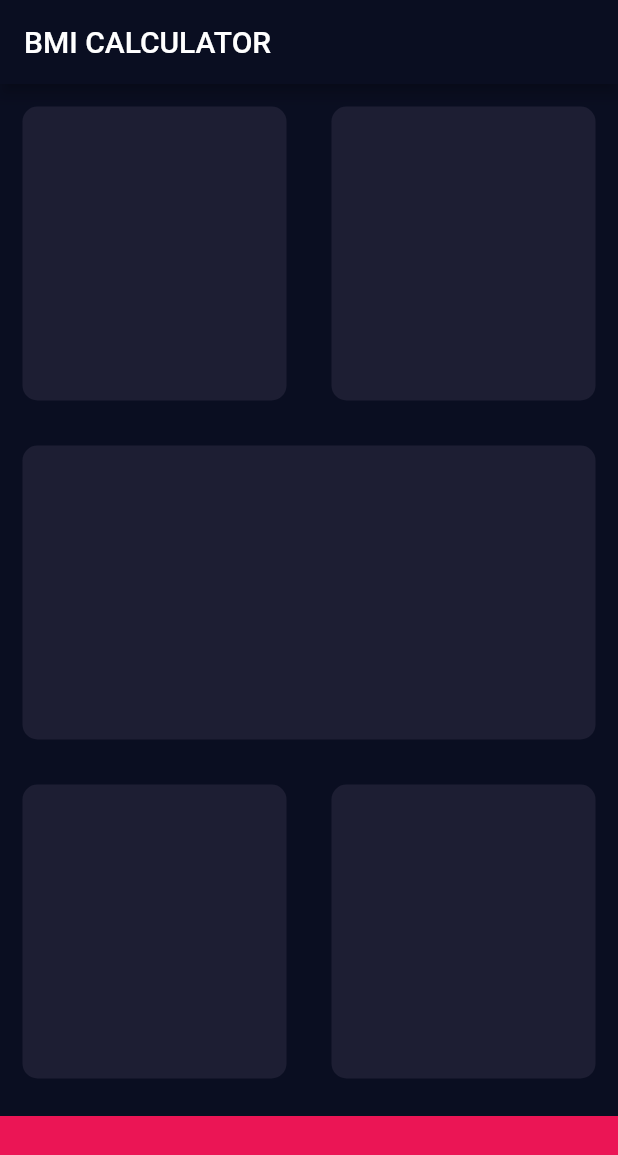
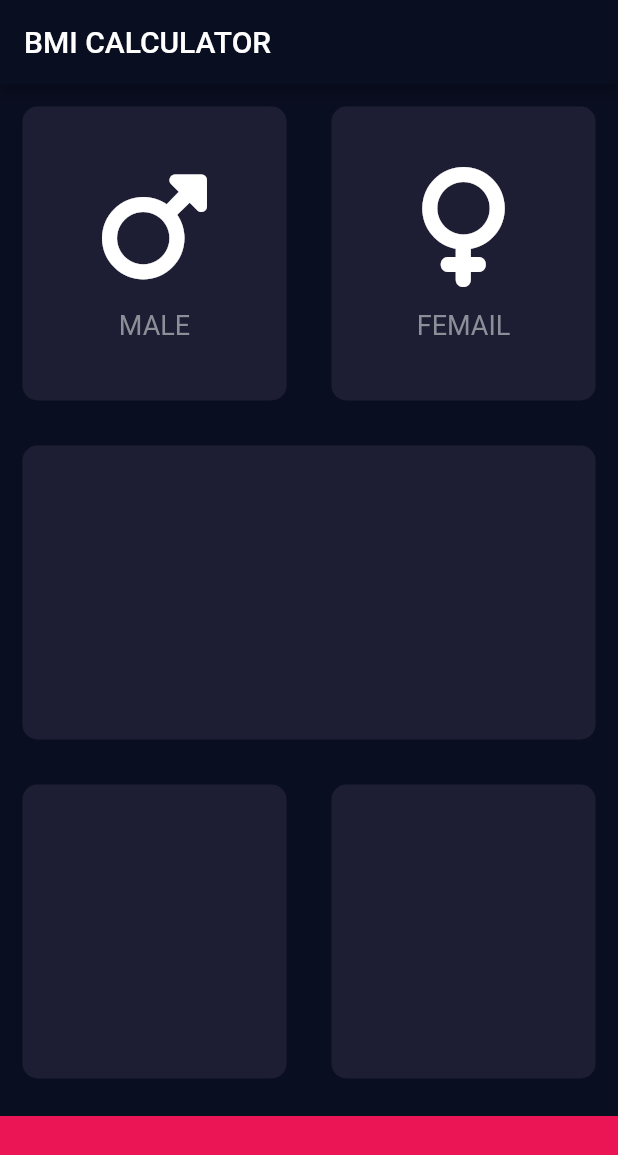
Before and after one commit to srmorteza/bmi_clalulator_flutter, a Flutter app: the screen it shows after launch, on a phone screen of 412 x 824 dp. Shown: the top 1155 px of the screen. Run offline on Flutter 3.47's test engine with Material 2 defaults, Android fonts, the phone set to English and light mode, and no system bars; our stand-ins replace font_awesome_flutter.

Commit message:
card component completed and dynamic icon and lable 1401-7-18

```diff
--- /dev/null
+++ b/lib/icon_content.dart
@@ -0,0 +1,33 @@
+import 'package:flutter/cupertino.dart';
+
+const lableTextStyle = TextStyle(
+  fontSize: 18.0,
+  color: Color(0XFF8D8E98),
+);
+
+class IconContent extends StatelessWidget {
+  IconContent({required this.icon, required this.lable});
+
+  final IconData icon;
+  final String lable;
+
+  @override
+  Widget build(BuildContext context) {
+    return Column(
+      mainAxisAlignment: MainAxisAlignment.center,
+      children: [
+        Icon(
+          icon,
+          size: 80.0,
+        ),
+        SizedBox(
+          height: 15.0,
+        ),
+        Text(
+          lable,
+          style: lableTextStyle,
+        )
+      ],
+    );
+  }
+}
--- a/lib/input_page.dart
+++ b/lib/input_page.dart
@@ -1,8 +1,14 @@
+import 'package:bmi_calculator/reuseable_card.dart';
 import 'package:flutter/material.dart';
-const buttomContainerHeight= 80.0 ;
-const activeCardColor = Color(0XFF1D1E33) ;
-const buttomContainerColor = Color(0XFFEB1555) ;
+import 'package:font_awesome_flutter/font_awesome_flutter.dart';
 
+import 'icon_content.dart';
+
+const buttomContainerHeight = 80.0;
+
+const activeCardColor = Color(0XFF1D1E33);
+
+const buttomContainerColor = Color(0XFFEB1555);
 
 class InputPage extends StatefulWidget {
   @override
@@ -22,50 +28,46 @@ class _InputPageState extends State<InputPage> {
                 child: Row(
               children: [
                 Expanded(
-                  child: ReusableCard(colour:activeCardColor,),
+                  child: ReusableCard(
+                    colour: activeCardColor,
+                    cardChild: IconContent(icon: FontAwesomeIcons.mars,lable: 'MALE',),
+                  ),
                 ),
                 Expanded(
-                  child: ReusableCard(colour:activeCardColor,),
+                  child: ReusableCard(
+                    colour: activeCardColor,
+                    cardChild: IconContent(icon: FontAwesomeIcons.venus,lable: 'FEMAIL',),
+                  ),
                 )
               ],
             )),
             Expanded(
-              child: ReusableCard(colour:activeCardColor,),
+              child: ReusableCard(
+                colour: activeCardColor,
+              ),
             ),
             Expanded(
                 child: Row(
               children: [
                 Expanded(
-                  child: ReusableCard(colour:activeCardColor,),
+                  child: ReusableCard(
+                    colour: activeCardColor,
+                  ),
                 ),
                 Expanded(
-                  child: ReusableCard(colour:activeCardColor,),
+                  child: ReusableCard(
+                    colour: activeCardColor,
+                  ),
                 )
               ],
             )),
             Container(
-              color:buttomContainerColor,
+              color: buttomContainerColor,
               margin: EdgeInsets.only(top: 10.0),
               width: double.infinity,
               height: buttomContainerHeight,
-
             ),
           ],
         ));
   }
 }
-
-class ReusableCard extends StatelessWidget {
-  ReusableCard({required this.colour});
-
-  final Color colour;
-
-  @override
-  Widget build(BuildContext context) {
-    return Container(
-      decoration: BoxDecoration(
-          color: colour, borderRadius: BorderRadius.circular(10.0)),
-      margin: EdgeInsets.all(15.0),
-    );
-  }
-}
--- /dev/null
+++ b/lib/reuseable_card.dart
@@ -0,0 +1,20 @@
+
+
+import 'package:flutter/cupertino.dart';
+
+class ReusableCard extends StatelessWidget {
+  ReusableCard({required this.colour, this.cardChild});
+
+  final Color colour;
+  final cardChild;
+
+  @override
+  Widget build(BuildContext context) {
+    return Container(
+      child: cardChild,
+      decoration: BoxDecoration(
+          color: colour, borderRadius: BorderRadius.circular(10.0)),
+      margin: EdgeInsets.all(15.0),
+    );
+  }
+}
--- a/pubspec.yaml
+++ b/pubspec.yaml
@@ -32,7 +32,7 @@ dependencies:
   flutter:
     sdk: flutter
 
-
+  font_awesome_flutter: 10.2.1
   # The following adds the Cupertino Icons font to your application.
   # Use with the CupertinoIcons class for iOS style icons.
   cupertino_icons: ^1.0.2
```
Also changed, not shown: pubspec.lock.
